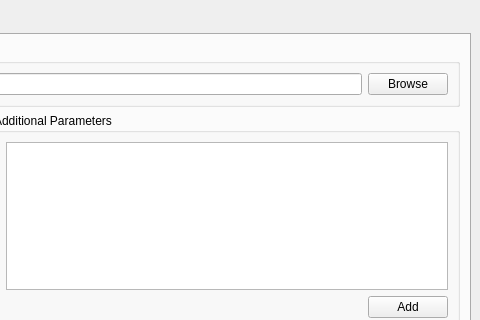
Qt form mainwindow.ui (leyondlee/Arma3ModLauncher) before a commit; both pictures show x 181 to 661 and y 0 to 320 of the 661 by 600 pixel window.
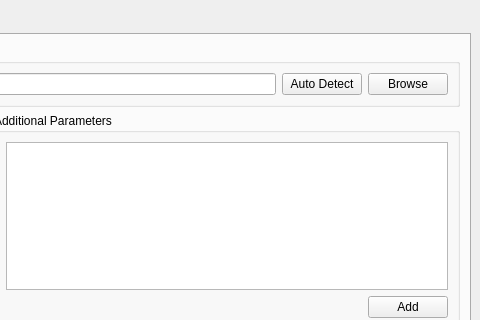
The same form after that commit. The open tabs and pages were chosen to show the change. Custom widgets are drawn as their Qt base class.

Commit message: Add auto detect button for Arma 3 Executable

```diff
--- a/mainwindow.ui
+++ b/mainwindow.ui
@@ -151,6 +151,13 @@
            <item>
             <widget class="QLineEdit" name="arma3ExecutableLineEdit"/>
            </item>
+           <item>
+            <widget class="QPushButton" name="arma3ExecutableAutoDetectPushButton">
+             <property name="text">
+              <string>Auto Detect</string>
+             </property>
+            </widget>
+           </item>
            <item>
             <widget class="QPushButton" name="arma3ExecutableBrowsePushButton">
              <property name="text">
```
The commit also changes 2 other files.
